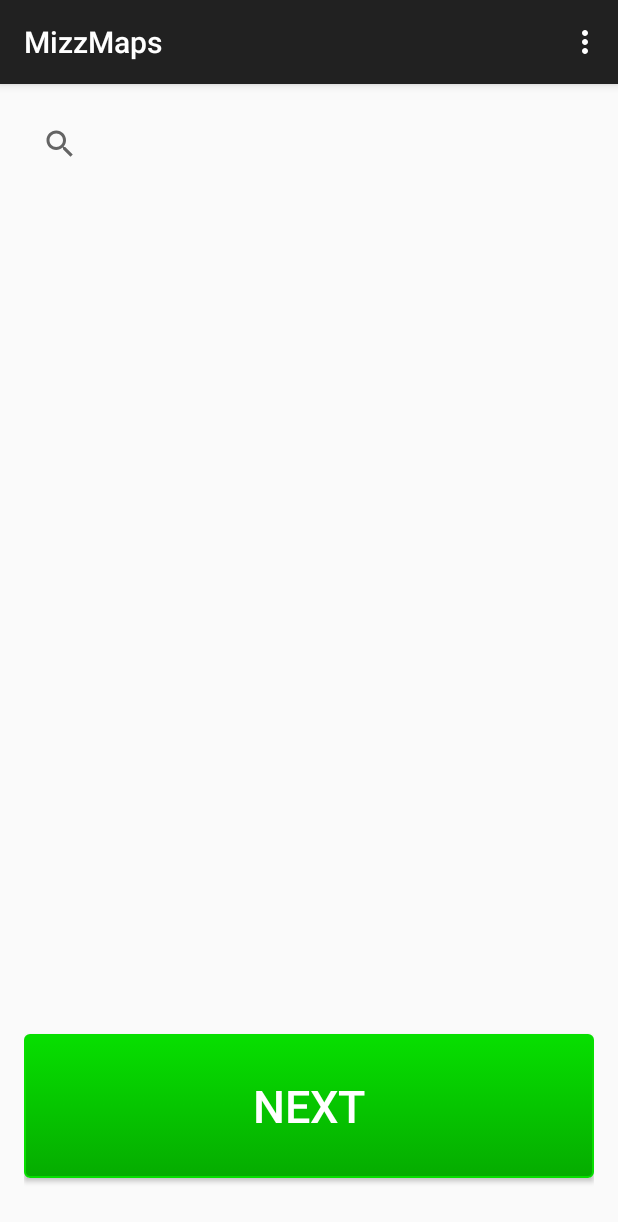
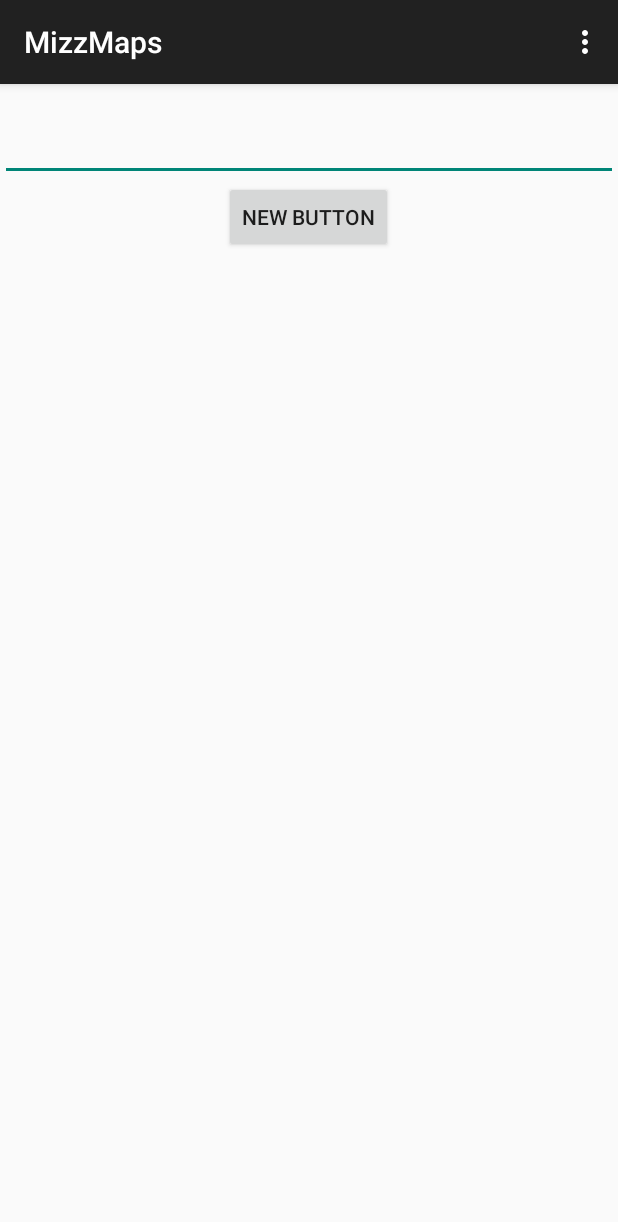
Before and after one commit to NikKosse/MizzMaps, an Android app: the MainActivity screen opened directly, with no data from a screen before it, on a phone screen of 412 x 824 dp. Shown: the top 1222 px of the screen. Run offline under Robolectric (Android 15) with nearby library versions, the phone set to English and light mode, and no system bars.

Commit message:
Added db to searchbar

```diff
--- a/app/src/main/java/com/database/teamb/DbHelper.java
+++ b/app/src/main/java/com/database/teamb/DbHelper.java
@@ -1,9 +1,15 @@
 package com.database.teamb;
 
+import android.database.Cursor;
 import android.database.sqlite.SQLiteOpenHelper;
 import android.content.Context;
 import android.database.sqlite.SQLiteDatabase;
 import android.util.Log;
+
+import com.example.derek.teamb.MyObject;
+
+import java.util.ArrayList;
+import java.util.List;
 
 
 public class DbHelper extends SQLiteOpenHelper {
@@ -41,16 +47,16 @@ public class DbHelper extends SQLiteOpenHelper {
             + Building_id + " integer PRIMARY KEY AUTOINCREMENT, " + Building_name + " text);";
 
     //should be: CREATE TABLE Room(room_id integer PRIMARY KEY AUTOINCREMENT, room_number text, type test, Node_id integer, FOREIGN KEY (Node_id) REFERENCES Node(Node_id));
-    private static final String SQL_CREATE_TABLE_Room = "CREATE TABLE " + Table_Room + "(" + Room_id + " integer PRIMARY KEY AUTOINCREMENT, " +
+    private static final String SQL_CREATE_TABLE_Room = "CREATE TABLE " + Table_Room + "(" + Room_id + " integer PRIMARY KEY, " +
             Room_number + " text, " + Room_type + " text, " + Node_id + " integer, FOREIGN KEY (" + Node_id + ") REFERENCES " + Table_Node + "(" + Node_id + "));";
 
     //should be: CREATE TABLE Node(Node_id integer PRIMARY KEY AUTOINCREMENT, floor integer, building_id integer, reachable_nodes bloc, coordinates, FOREIGN KEY (Building_id) REFERENCES Building(Building_id));
     private static final String SQL_CREATE_TABLE_Node = "CREATE TABLE " + Table_Node + "("
-            + Node_id + " integer PRIMARY KEY AUTOINCREMENT, " + Node_floor + " integer, " + Building_id + " integer, " + Reachable_nodes + " text, " + Node_coordinates + " text, FOREIGN KEY" +
+            + Node_id + " integer PRIMARY KEY, " + Node_floor + " integer, " + Building_id + " integer, " + Reachable_nodes + " text, " + Node_coordinates + " text, FOREIGN KEY" +
             " (" + Building_id + ") REFERENCES " + Table_Building + "(" + Building_id + "));";
 
     //should be: CREATE TABLE Course(course_id integer PRIMARY KEY AUTOINCREMENT, course_name text, course_room text, course_building_id integer);
-    private static final String SQL_CREATE_TABLE_Schedule = "CREATE TABLE " + Table_Course + "(" + Course_id + "integer PRIMARY KEY AUTOINCREMENT, " + Course_name + " text, "
+    private static final String SQL_CREATE_TABLE_Schedule = "CREATE TABLE " + Table_Course + "(" + Course_id + "integer PRIMARY KEY, " + Course_name + " text, "
             + Course_room + " text, " + Course_building + " text);";
 
     public static final int DATABASE_VERSION = 8;
@@ -102,4 +108,42 @@ public class DbHelper extends SQLiteOpenHelper {
         dbFileReader.insertDataBuildings(db);
     }
 
+    // Read records related to the search term
+    public List<MyObject> read(String searchTerm) {
+
+        List<MyObject> recordsList = new ArrayList<MyObject>();
+
+        // select query
+        String sql = "";
+        sql += "SELECT * FROM " + Table_Room;
+        sql += " WHERE " + Room_number + " LIKE '%" + searchTerm + "%'";
+        sql += " ORDER BY " + Room_id + " DESC";
+        sql += " LIMIT 0,5";
+
+        SQLiteDatabase db = this.getWritableDatabase();
+
+        // execute the query
+        Cursor cursor = db.rawQuery(sql, null);
+
+        // looping through all rows and adding to list
+        if (cursor.moveToFirst()) {
+            do {
+
+                // int productId = Integer.parseInt(cursor.getString(cursor.getColumnIndex(fieldProductId)));
+                String objectName = cursor.getString(cursor.getColumnIndex(Room_number));
+                MyObject myObject = new MyObject(objectName);
+
+                // add to list
+                recordsList.add(myObject);
+
+            } while (cursor.moveToNext());
+        }
+
+        cursor.close();
+        db.close();
+
+        // return the list of records
+        return recordsList;
+    }
+
 }
--- /dev/null
+++ b/app/src/main/java/com/example/derek/teamb/Listener.java
@@ -0,0 +1,52 @@
+package com.example.derek.teamb;
+
+/**
+ * Created by Derek on 10/4/2015.
+ */
+import android.content.Context;
+import android.text.Editable;
+import android.text.TextWatcher;
+import android.util.Log;
+import android.widget.ArrayAdapter;
+
+public class Listener implements TextWatcher{
+
+    public static final String TAG = "Listener.java";
+    Context context;
+
+    public Listener(Context context){
+        this.context = context;
+    }
+
+    @Override
+    public void afterTextChanged(Editable s) {
+        // TODO Auto-generated method stub
+
+    }
+
+    @Override
+    public void beforeTextChanged(CharSequence s, int start, int count,
+                                  int after) {
+        // TODO Auto-generated method stub
+
+    }
+
+    @Override
+    public void onTextChanged(CharSequence userInput, int start, int before, int count) {
+
+        // if you want to see in the logcat what the user types
+        Log.e(TAG, "User input: " + userInput);
+
+        MainActivity mainActivity = ((MainActivity) context);
+
+        // query the database based on the user input
+        mainActivity.item = mainActivity.getItemsFromDb(userInput.toString());
+
+        // update the adapater
+        mainActivity.myAdapter.notifyDataSetChanged();
+        mainActivity.myAdapter = new ArrayAdapter<String>(mainActivity, android.R.layout.simple_dropdown_item_1line, mainActivity.item);
+        mainActivity.myAutoComplete.setAdapter(mainActivity.myAdapter);
+
+    }
+
+}
--- a/app/src/main/java/com/example/derek/teamb/MainActivity.java
+++ b/app/src/main/java/com/example/derek/teamb/MainActivity.java
@@ -3,27 +3,65 @@ package com.example.derek.teamb;
 import android.content.Intent;
 import android.support.v7.app.AppCompatActivity;
 import android.os.Bundle;
+import android.util.Log;
 import android.view.Menu;
 import android.view.MenuItem;
 import android.view.View;
+import android.widget.AdapterView;
 import android.widget.Button;
-import android.widget.TextView;
-
-import com.Models.Building;
-import com.Models.Room;
-import com.database.teamb.DataSource;
-
-import java.util.ArrayList;
 import java.util.List;
 
+import android.widget.ArrayAdapter;
+
+import com.database.teamb.DbHelper;
 
 public class MainActivity extends AppCompatActivity {
-    DataSource datasource = new DataSource(this);
+
+    CustomView myAutoComplete;
+
+    // adapter for auto-complete
+    ArrayAdapter<String> myAdapter;
+
+    // for database operations
+    DbHelper databaseH;
+
+    // just to add some initial value
+    String[] item = new String[] {"Please search..."};
 
     @Override
     protected void onCreate(Bundle savedInstanceState) {
         super.onCreate(savedInstanceState);
         setContentView(R.layout.activity_main);
+
+        try{
+
+            // instantiate database handler
+            databaseH = new DbHelper(MainActivity.this);
+
+
+            // autocompletetextview is in activity_main.xml
+            myAutoComplete = (CustomView) findViewById(R.id.myautocomplete);
+
+            // add the listener so it will tries to suggest while the user types
+            myAutoComplete.addTextChangedListener(new Listener(this));
+
+            // set our adapter
+            myAdapter = new ArrayAdapter<String>(this, android.R.layout.simple_dropdown_item_1line, item);
+            myAutoComplete.setAdapter(myAdapter);
+
+        } catch (NullPointerException e) {
+            e.printStackTrace();
+        } catch (Exception e) {
+            e.printStackTrace();
+        }
+
+        myAutoComplete.setOnItemClickListener(new AdapterView.OnItemClickListener() {
+            public void onItemClick(AdapterView<?> parent, View view, int position, long rowId) {
+                String selection = (String) parent.getItemAtPosition(position);
+                Log.i("SELECTED TEXT WAS------->", selection);
+            }
+        });
+
 
         Button btnNext = (Button) findViewById(R.id.buttonNext);
         btnNext.setOnClickListener(new View.OnClickListener() {
@@ -31,22 +69,6 @@ public class MainActivity extends AppCompatActivity {
             public void onClick(View v) {
                 Intent intent = new Intent(v.getContext(), Map.class);
                 startActivityForResult(intent, 0);
-            }
-        });
-
-        Button button = (Button) findViewById(R.id.button);
-        button.setOnClickListener(new View.OnClickListener() {
-
-            @Override
-            public void onClick(View v) {
-                datasource.open();
-
-                List<Room> rooms = datasource.getAllRooms();
-                String roomType = rooms.get(0).getType();
-
-
-                TextView textView = (TextView) findViewById(R.id.textView3);
-                textView.append(roomType);
             }
         });
     }
@@ -73,15 +95,23 @@ public class MainActivity extends AppCompatActivity {
         return super.onOptionsItemSelected(item);
     }
 
-    @Override
-    protected void onResume() {
-        super.onResume();
-        datasource.open();
+    // this function is used in Listener.java
+    public String[] getItemsFromDb(String searchTerm){
+
+        // add items on the array dynamically
+        List<MyObject> products = databaseH.read(searchTerm);
+        int rowCount = products.size();
+
+        String[] item = new String[rowCount];
+        int x = 0;
+
+        for (MyObject record : products) {
+
+            item[x] = record.objectName;
+            x++;
+        }
+
+        return item;
     }
 
-    @Override
-    protected void onPause() {
-        super.onPause();
-        datasource.close();
-    }
 }
--- a/app/src/main/res/layout/activity_main.xml
+++ b/app/src/main/res/layout/activity_main.xml
@@ -1,71 +1,27 @@
-<RelativeLayout xmlns:android="http://schemas.android.com/apk/res/android"
-    xmlns:tools="http://schemas.android.com/tools" android:layout_width="match_parent"
-    android:layout_height="match_parent" android:paddingLeft="@dimen/activity_horizontal_margin"
-    android:paddingRight="@dimen/activity_horizontal_margin"
-    android:paddingTop="@dimen/activity_vertical_margin"
-    android:paddingBottom="@dimen/activity_vertical_margin" tools:context=".MainActivity">
+<?xml version="1.0" encoding="utf-8"?>
+<LinearLayout xmlns:android="http://schemas.android.com/apk/res/android"
+    android:layout_width="fill_parent"
+    android:layout_height="fill_parent"
+    android:orientation="vertical" >
 
-    <LinearLayout
-        android:orientation="vertical"
-        android:layout_width="match_parent"
-        android:layout_height="match_parent"
-        android:layout_alignParentTop="true"
-        android:layout_centerHorizontal="true"
-        android:weightSum="1">
+    <TextView
+        android:id="@+id/texttest"
+        android:layout_width="fill_parent"
+        android:layout_height="wrap_content"
+        android:text="" />
 
-        <LinearLayout
-            android:orientation="vertical"
-            android:layout_width="match_parent"
-            android:layout_height="wrap_content"
-            android:layout_weight="0.15">
+    <com.example.derek.teamb.CustomView
+        android:id="@+id/myautocomplete"
+        android:layout_width="fill_parent"
+        android:layout_height="wrap_content"
+        android:completionThreshold="1" >
+    </com.example.derek.teamb.CustomView>
 
-            <SearchView
-                android:layout_width="match_parent"
-                android:layout_height="wrap_content"
-                android:id="@+id/searchView" />
-        </LinearLayout>
+    <Button
+        android:layout_width="wrap_content"
+        android:layout_height="wrap_content"
+        android:text="New Button"
+        android:id="@+id/buttonNext"
+        android:layout_gravity="center_horizontal" />
 
-        <LinearLayout
-            android:orientation="horizontal"
-            android:layout_width="match_parent"
-            android:layout_height="wrap_content"
-            android:layout_gravity="center_horizontal"
-            android:layout_weight="0.63"
-            android:weightSum="1">
-
-
-
-            <ExpandableListView
-                android:layout_width="wrap_content"
-                android:layout_height="322dp"
-                android:id="@+id/expandableListView" />
-
-            <!--<Button-->
-                <!--android:layout_width="wrap_content"-->
-                <!--android:layout_height="wrap_content"-->
-                <!--android:text="Tap to query"-->
-                <!--android:id="@+id/button" />-->
-
-            <!--<TextView-->
-                <!--android:layout_width="wrap_content"-->
-                <!--android:layout_height="wrap_content"-->
-                <!--android:text=""-->
-                <!--android:id="@+id/textView3"-->
-                <!--android:layout_gravity="center_vertical" />-->
-
-
-        </LinearLayout>
-
-        <Button
-            android:layout_width="match_parent"
-            android:layout_height="wrap_content"
-            android:text="Next"
-            android:id="@+id/buttonNext"
-            android:layout_gravity="center_horizontal"
-            android:layout_weight="0.15"
-            android:background="@drawable/rounded_button"
-            android:textColor="#ffffff"
-            android:textSize="30dp" />
-
-    </LinearLayout>
-</RelativeLayout>
+</LinearLayout>
```
Also changed, not shown: app/src/main/java/com/example/derek/teamb/CustomView.java (added, +42 -0 lines), app/src/main/java/com/example/derek/teamb/MyObject.java (added, +17 -0 lines), 1 other file.
